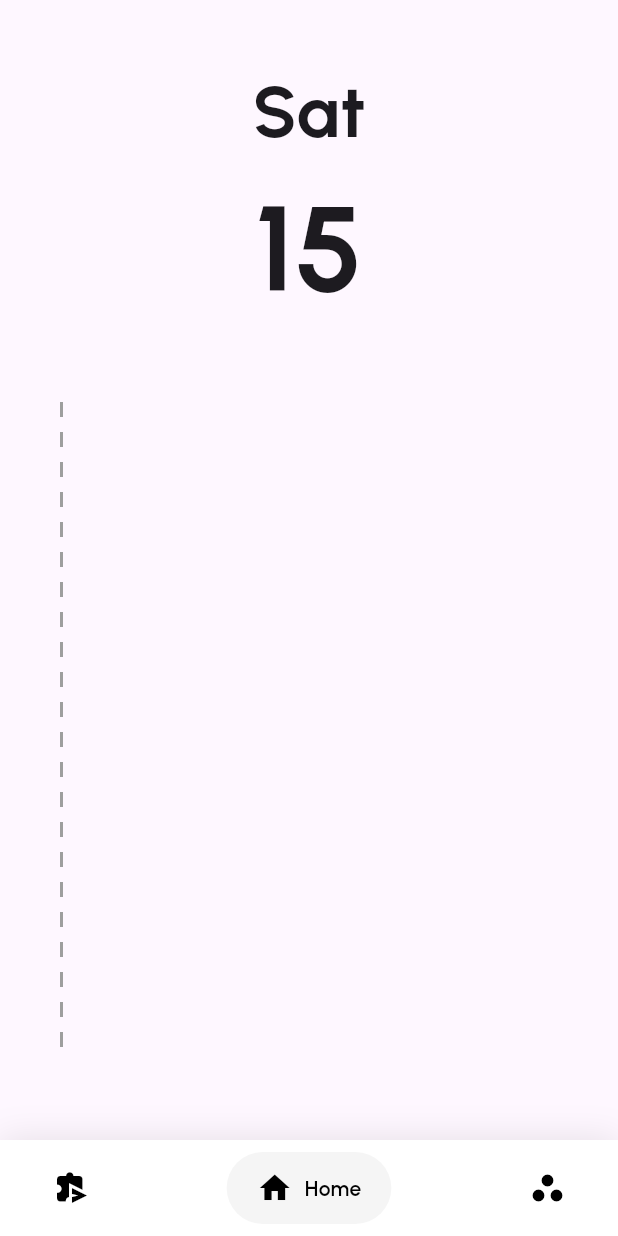
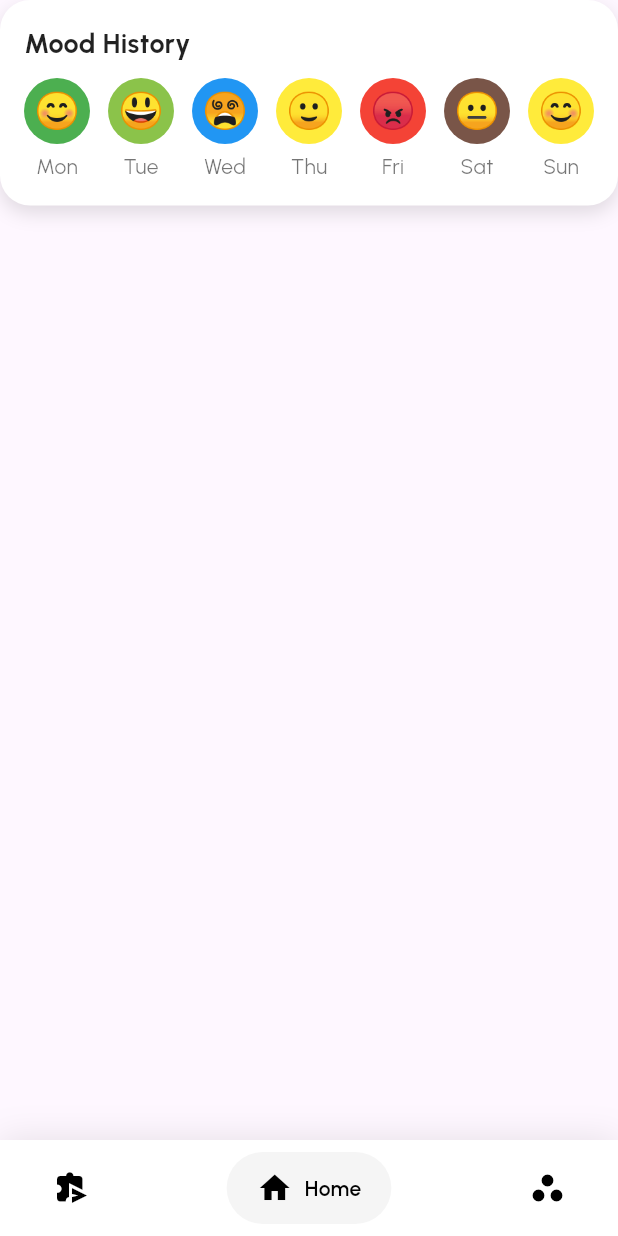
Before and after one commit to siddharth177/timeboxing, a Flutter app: the screen it shows once a user with an empty profile is signed in, on a phone screen of 412 x 824 dp. Run offline on Flutter 3.47's test engine with Material 3 defaults, Android fonts, the phone set to English and light mode, and no system bars; drawn by our look-alikes of google_nav_bar; our stand-ins replace cloud_firestore, firebase_auth, firebase_core, flutter_riverpod, google_fonts and 3 more; missing offline and left inert: dart:ffi; accounts and stored records are empty.

Commit message:
habit screen added

```diff
--- a/lib/screens/authentication/auth.dart
+++ b/lib/screens/authentication/auth.dart
@@ -49,7 +49,7 @@ class _AuthScreenState extends ConsumerState<AuthScreen> {
                   Padding(
                     padding: const EdgeInsets.all(20.0),
                     child: Text(
-                      'Welcome,\nto Your Vocab List',
+                      'Welcome,\nto Time boxing',
                       style: TextStyle(
                         fontSize: 55,
                         fontFamily: GoogleFonts.poppins().fontFamily,
--- a/lib/screens/authentication/email_verification.dart
+++ b/lib/screens/authentication/email_verification.dart
@@ -6,6 +6,7 @@ import 'package:flutter/material.dart';
 import 'package:flutter_riverpod/flutter_riverpod.dart';
 import 'package:google_fonts/google_fonts.dart';
 import 'package:rive/rive.dart';
+import 'package:timeboxing/screens/habits_screen.dart';
 import 'package:timeboxing/screens/no_disturb_landing_screen.dart';
 
 import '../../Utilities/snackbar_alert.dart';
@@ -76,7 +77,7 @@ class _EmailVerificationScreenState
   @override
   Widget build(BuildContext context) {
     if (isEmailVerified) {
-      return const NoDisturbLandingScreen();
+      return const HabitsScreen();
     }
 
     return Scaffold(
--- a/lib/screens/habits_screen.dart
+++ b/lib/screens/habits_screen.dart
@@ -0,0 +1,25 @@
+import 'package:flutter/cupertino.dart';
+import 'package:flutter/material.dart';
+import 'package:timeboxing/widgets/custom_navigation_bar.dart';
+import 'package:timeboxing/widgets/habits/mood_history.dart';
+
+class HabitsScreen extends StatefulWidget {
+  const HabitsScreen({super.key});
+
+  @override
+  State<HabitsScreen> createState() => _HabitsScreenState();
+}
+
+class _HabitsScreenState extends State<HabitsScreen> {
+  @override
+  Widget build(BuildContext context) {
+    return Scaffold(
+      body: Column(
+        children: [
+          MoodHistoryWidget(),
+          ]
+      ),
+      bottomNavigationBar: CustomNavigationBar(),
+    );
+  }
+}
--- /dev/null
+++ b/lib/widgets/habits/mood_history.dart
@@ -0,0 +1,123 @@
+import 'package:flutter/material.dart';
+
+
+class MoodHistoryWidget extends StatefulWidget {
+  @override
+  _MoodHistoryWidgetState createState() => _MoodHistoryWidgetState();
+}
+
+class _MoodHistoryWidgetState extends State<MoodHistoryWidget> {
+  List<Map<String, dynamic>> moods = [
+    {"day": "Mon", "emoji": "😊", "color": Colors.green},
+    {"day": "Tue", "emoji": "😃", "color": Colors.lightGreen},
+    {"day": "Wed", "emoji": "😵", "color": Colors.blue},
+    {"day": "Thu", "emoji": "🙂", "color": Colors.yellow},
+    {"day": "Fri", "emoji": "😡", "color": Colors.red},
+    {"day": "Sat", "emoji": "😐", "color": Colors.brown},
+    {"day": "Sun", "emoji": "😊", "color": Colors.yellow},
+  ];
+
+  final List<Map<String, dynamic>> moodOptions = [
+    {"emoji": "😊", "color": Colors.green, "label": "Happy"},
+    {"emoji": "😃", "color": Colors.lightGreen, "label": "Excited"},
+    {"emoji": "😵", "color": Colors.blue, "label": "Exhausted"},
+    {"emoji": "🙂", "color": Colors.yellow, "label": "Neutral"},
+    {"emoji": "😡", "color": Colors.red, "label": "Angry"},
+    {"emoji": "😐", "color": Colors.brown, "label": "Meh"},
+  ];
+
+  void _changeMood(int index) {
+    showModalBottomSheet(
+      context: context,
+      backgroundColor: Colors.white,
+      shape: RoundedRectangleBorder(
+        borderRadius: BorderRadius.vertical(top: Radius.circular(20)),
+      ),
+      builder: (context) {
+        return Padding(
+          padding: const EdgeInsets.all(16.0),
+          child: Wrap(
+            children: moodOptions.map((mood) {
+              return ListTile(
+                leading: CircleAvatar(
+                  backgroundColor: mood["color"],
+                  child: Text(mood["emoji"], style: TextStyle(fontSize: 22)),
+                ),
+                title: Text(mood["label"]),
+                onTap: () {
+                  setState(() {
+                    moods[index]["emoji"] = mood["emoji"];
+                    moods[index]["color"] = mood["color"];
+                  });
+                  Navigator.pop(context);
+                },
+              );
+            }).toList(),
+          ),
+        );
+      },
+    );
+  }
+
+  @override
+  Widget build(BuildContext context) {
+    return Container(
+      padding: EdgeInsets.all(16),
+      decoration: BoxDecoration(
+        color: Colors.white,
+        borderRadius: BorderRadius.circular(20),
+        boxShadow: [
+          BoxShadow(
+            color: Colors.black12,
+            blurRadius: 10,
+            offset: Offset(0, 5),
+          ),
+        ],
+      ),
+      child: Column(
+        crossAxisAlignment: CrossAxisAlignment.start,
+        children: [
+          Text(
+            "Mood History",
+            style: TextStyle(
+              fontSize: 18,
+              fontWeight: FontWeight.bold,
+              color: Colors.black87,
+            ),
+          ),
+          SizedBox(height: 10),
+          Row(
+            mainAxisAlignment: MainAxisAlignment.spaceBetween,
+            children: moods.asMap().entries.map((entry) {
+              int index = entry.key;
+              var mood = entry.value;
+              return GestureDetector(
+                onTap: () => _changeMood(index),
+                child: Column(
+                  children: [
+                    CircleAvatar(
+                      backgroundColor: mood["color"],
+                      radius: 22,
+                      child: Text(
+                        mood["emoji"],
+                        style: TextStyle(fontSize: 24),
+                      ),
+                    ),
+                    SizedBox(height: 5),
+                    Text(
+                      mood["day"],
+                      style: TextStyle(
+                        fontSize: 14,
+                        color: Colors.black54,
+                      ),
+                    ),
+                  ],
+                ),
+              );
+            }).toList(),
+          ),
+        ],
+      ),
+    );
+  }
+}
--- a/pubspec.yaml
+++ b/pubspec.yaml
@@ -51,6 +51,7 @@ dependencies:
   firebase_core: ^3.11.0
   cloud_firestore: ^5.5.0
   timeline_tile: ^2.0.0
+  curved_navigation_bar: ^1.0.6
 
 dev_dependencies:
   flutter_test:
```
Also changed, not shown: pubspec.lock.
